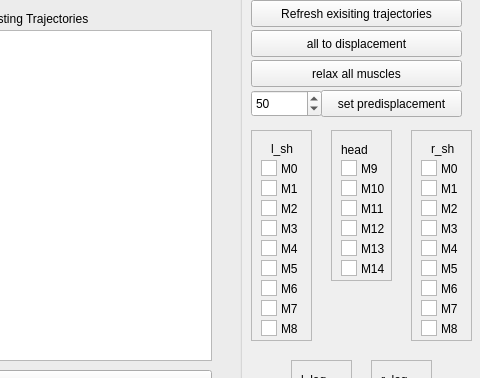
Qt form roboy_trajectories_control/resource/roboy_trajectories_control.ui (Roboy/roboy_rqt_plugins) before a commit; both pictures show x 289 to 769 and y 0 to 378 of the 769 by 593 pixel window.
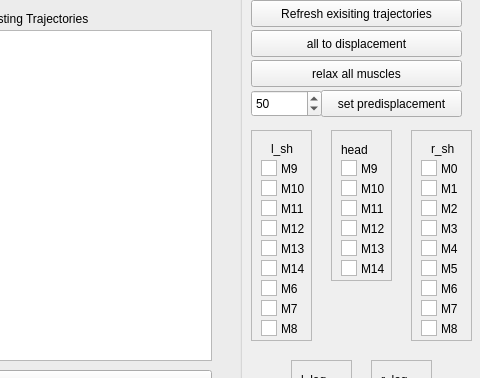
The same form after that commit.

Commit message: fix for broken spi bus

```diff
--- a/roboy_trajectories_control/resource/roboy_trajectories_control.ui
+++ b/roboy_trajectories_control/resource/roboy_trajectories_control.ui
@@ -465,7 +465,7 @@
      </rect>
     </property>
     <property name="text">
-     <string>M0</string>
+     <string>M9</string>
     </property>
    </widget>
    <widget class="QGraphicsView" name="shoulder_left_m0">
@@ -498,7 +498,7 @@
      </rect>
     </property>
     <property name="text">
-     <string>M1</string>
+     <string>M10</string>
     </property>
    </widget>
    <widget class="QLabel" name="label_20">
@@ -506,12 +506,12 @@
      <rect>
       <x>30</x>
       <y>70</y>
-      <width>21</width>
+      <width>31</width>
       <height>17</height>
      </rect>
     </property>
     <property name="text">
-     <string>M2</string>
+     <string>M11</string>
     </property>
    </widget>
    <widget class="QGraphicsView" name="shoulder_left_m2">
@@ -534,7 +534,7 @@
      </rect>
     </property>
     <property name="text">
-     <string>M3</string>
+     <string>M12</string>
     </property>
    </widget>
    <widget class="QGraphicsView" name="shoulder_left_m3">
@@ -557,7 +557,7 @@
      </rect>
     </property>
     <property name="text">
-     <string>M4</string>
+     <string>M13</string>
     </property>
    </widget>
    <widget class="QGraphicsView" name="shoulder_left_m4">
@@ -580,7 +580,7 @@
      </rect>
     </property>
     <property name="text">
-     <string>M5</string>
+     <string>M14</string>
     </property>
    </widget>
    <widget class="QGraphicsView" name="shoulder_left_m5">
```
Left out of the diff: 12 changed lines with no effect on the pictures.
